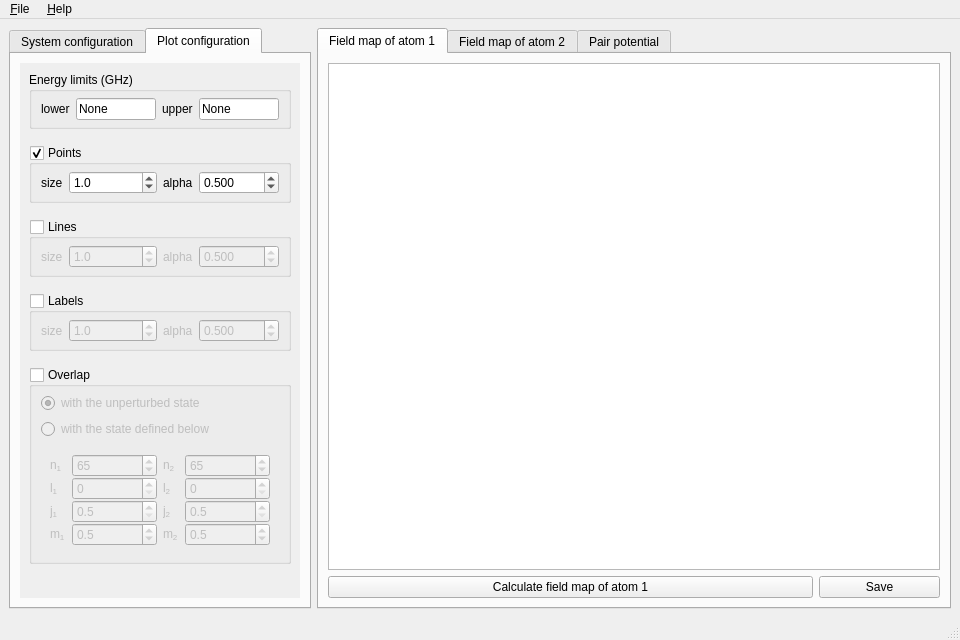
First picture: the form in gui/plotter.ui, repository pairinteraction/pairinteraction, before the edit.
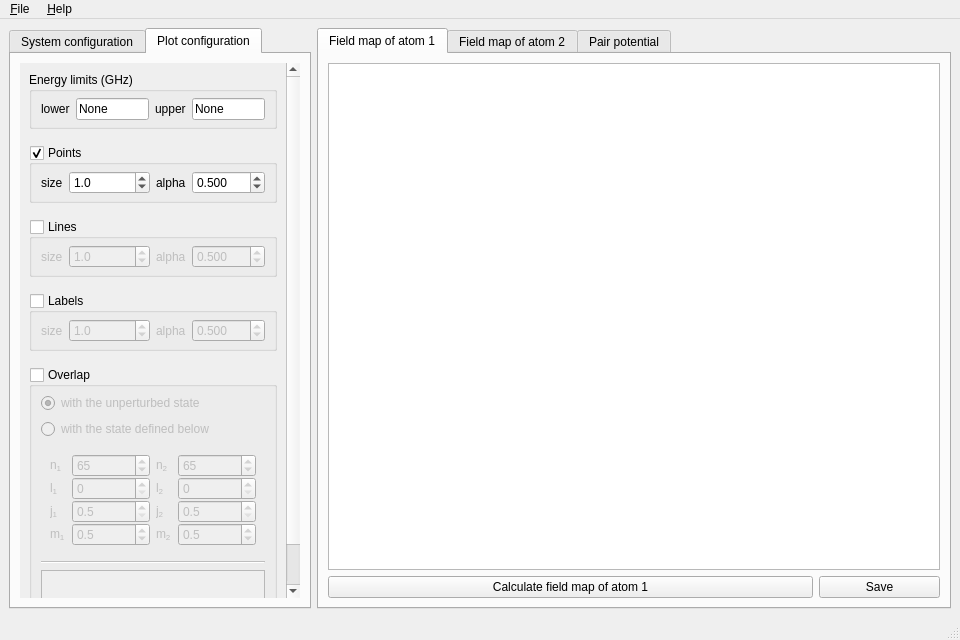
Second picture: the form after the edit. The open tabs and pages were chosen to show the change. Custom widgets are drawn as their Qt base class.

Commit message: Improve gui; add plot of overlaps and lines.

What changed in the file:
```diff
--- a/gui/plotter.ui
+++ b/gui/plotter.ui
@@ -1710,8 +1710,8 @@
             <rect>
              <x>0</x>
              <y>0</y>
-             <width>280</width>
-             <height>590</height>
+             <width>269</width>
+             <height>700</height>
             </rect>
            </property>
            <layout class="QVBoxLayout" name="verticalLayout_5">
@@ -2697,6 +2697,53 @@
                  </layout>
                 </widget>
                </item>
+               <item>
+                <widget class="Line" name="line">
+                 <property name="orientation">
+                  <enum>Qt::Horizontal</enum>
+                 </property>
+                </widget>
+               </item>
+               <item>
+                <widget class="GradientWidget" name="gradientwidget_plot_gradient">
+                 <property name="enabled">
+                  <bool>true</bool>
+                 </property>
+                 <property name="sizePolicy">
+                  <sizepolicy hsizetype="Expanding" vsizetype="Fixed">
+                   <horstretch>0</horstretch>
+                   <verstretch>0</verstretch>
+                  </sizepolicy>
+                 </property>
+                 <property name="minimumSize">
+                  <size>
+                   <width>0</width>
+                   <height>35</height>
+                  </size>
+                 </property>
+                </widget>
+               </item>
+               <item>
+                <layout class="QHBoxLayout" name="horizontalLayout_3">
+                 <item>
+                  <widget class="QLabel" name="label">
+                   <property name="text">
+                    <string>100%</string>
+                   </property>
+                  </widget>
+                 </item>
+                 <item>
+                  <widget class="QLabel" name="label_9">
+                   <property name="text">
+                    <string>0%</string>
+                   </property>
+                   <property name="alignment">
+                    <set>Qt::AlignRight|Qt::AlignTrailing|Qt::AlignVCenter</set>
+                   </property>
+                  </widget>
+                 </item>
+                </layout>
+               </item>
               </layout>
              </widget>
             </item>
@@ -2996,6 +3043,11 @@
    <extends>QGraphicsView</extends>
    <header>pyqtgraph</header>
   </customwidget>
+  <customwidget>
+   <class>GradientWidget</class>
+   <extends>QGraphicsView</extends>
+   <header>pyqtgraph.h</header>
+  </customwidget>
  </customwidgets>
  <tabstops>
   <tabstop>tabWidget_2</tabstop>
```
Left out of the diff: 22 changed lines with no effect on the pictures. The commit also changes 2 other files.
